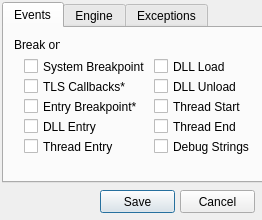
First picture: the form in x64_dbg_gui/Project/Src/Gui/SettingsDialog.ui, repository x64dbg/x64dbg, before the edit.
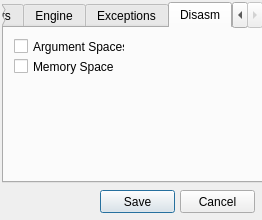
Second picture: the form after the edit. The open tabs and pages were chosen to show the change. Icons and pictures are not drawn.

Commit message: GUI: removed BeaHighlight class + added settings for argument/memory spaces

Patch:
```diff
--- a/x64_dbg_gui/Project/Src/Gui/SettingsDialog.ui
+++ b/x64_dbg_gui/Project/Src/Gui/SettingsDialog.ui
@@ -390,6 +390,37 @@
      </layout>
     </widget>
    </widget>
+   <widget class="QWidget" name="tabDisasm">
+    <attribute name="title">
+     <string>Disasm</string>
+    </attribute>
+    <widget class="QCheckBox" name="chkArgumentSpaces">
+     <property name="geometry">
+      <rect>
+       <x>10</x>
+       <y>10</y>
+       <width>111</width>
+       <height>17</height>
+      </rect>
+     </property>
+     <property name="text">
+      <string>Argument Spaces</string>
+     </property>
+    </widget>
+    <widget class="QCheckBox" name="chkMemorySpaces">
+     <property name="geometry">
+      <rect>
+       <x>10</x>
+       <y>30</y>
+       <width>101</width>
+       <height>17</height>
+      </rect>
+     </property>
+     <property name="text">
+      <string>Memory Spaces</string>
+     </property>
+    </widget>
+   </widget>
   </widget>
   <widget class="QPushButton" name="btnSave">
    <property name="geometry">
```
The commit also changes 11 other files.
